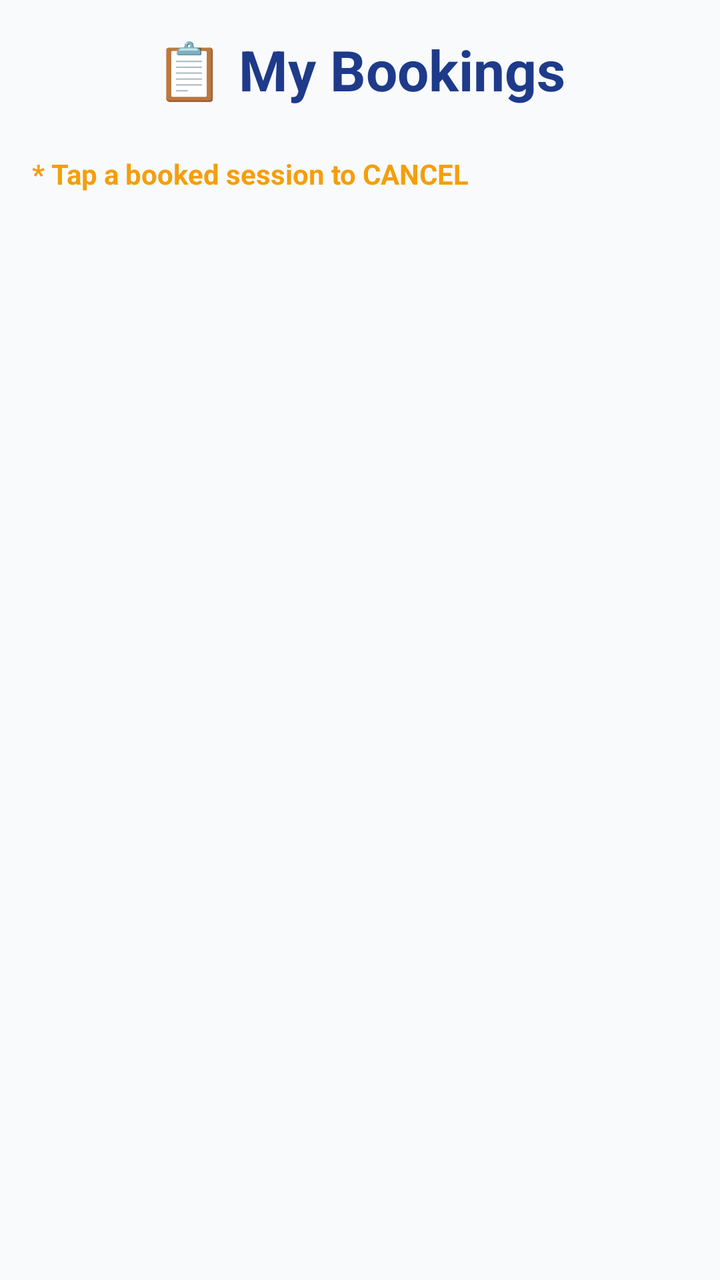
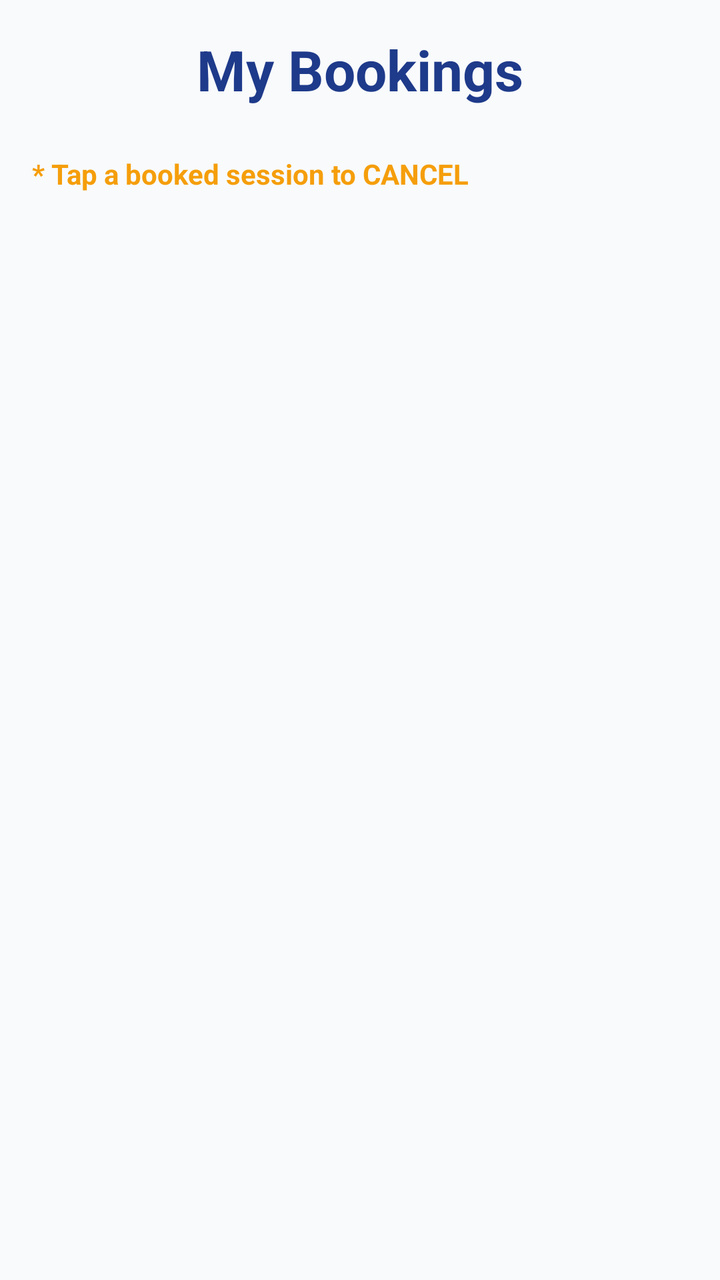

Before-and-after screenshots of an Android layout around one commit, followed by the original layout XML and the change that was made.
<!-- AndroidManifest.xml: application theme Theme.SpotterMobile -->
<!-- res/layout/activity_booking_history.xml -->
<?xml version="1.0" encoding="utf-8"?>
    <LinearLayout xmlns:android="http://schemas.android.com/apk/res/android"
        android:layout_width="match_parent"
        android:layout_height="match_parent"
        android:background="@color/light_gray"
        android:orientation="vertical"
        android:padding="16dp">

        <TextView
            android:layout_width="wrap_content"
            android:layout_height="wrap_content"
            android:layout_gravity="center"
            android:layout_marginBottom="24dp"
            android:text="📋 My Bookings"
            android:textColor="@color/primary_blue"
            android:textSize="28sp"
            android:textStyle="bold" />

        <TextView
            android:layout_width="wrap_content"
            android:layout_height="wrap_content"
            android:layout_marginBottom="16dp"
            android:text="* Tap a booked session to CANCEL"
            android:textColor="@color/gold"
            android:textSize="14sp"
            android:textStyle="bold" />

        <ListView
            android:id="@+id/listViewBookings"
            android:layout_width="match_parent"
            android:layout_height="match_parent"
            android:divider="@color/light_gray"
            android:dividerHeight="8dp" />

    </LinearLayout>
<!-- resources referenced by this layout -->
<resources>
  <color name="gold">#F59E0B</color>
  <color name="light_gray">#F8FAFC</color>
  <color name="primary_blue">#1E3A8A</color>
  <style name="Theme.SpotterMobile" parent="Theme.MaterialComponents.Light.NoActionBar">
          
          
          <item name="colorPrimary">@color/primary_blue</item>
          <item name="colorPrimaryVariant">@color/primary_blue_dark</item>
          <item name="colorOnPrimary">@color/white</item>
          <item name="colorSecondary">@color/gold</item>
          <item name="colorSecondaryVariant">@color/gold_dark</item>
          <item name="colorOnSecondary">@color/white</item>
          <item name="android:statusBarColor">@color/primary_blue_dark</item>
          <item name="colorSurface">@color/white</item>
  
          
          <item name="colorOnSurface">@color/dark_gray</item>
          <item name="colorOnBackground">@color/dark_gray</item>
          <item name="android:textColorHint">@color/gray</item>
          <item name="android:textColor">@color/dark_gray</item>
      </style>
  <color name="primary_blue_dark">#1E40AF</color>
  <color name="white">#FFFFFF</color>
  <color name="gold_dark">#D97706</color>
  <color name="dark_gray">#334155</color>
  <color name="gray">#64748B</color>
</resources>

<!-- the commit's change to res/layout/activity_booking_history.xml (unified diff, before → after) -->
@@ -11,7 +11,7 @@
             android:layout_height="wrap_content"
             android:layout_gravity="center"
             android:layout_marginBottom="24dp"
-            android:text="📋 My Bookings"
+            android:text="My Bookings"
             android:textColor="@color/primary_blue"
             android:textSize="28sp"
             android:textStyle="bold" />
